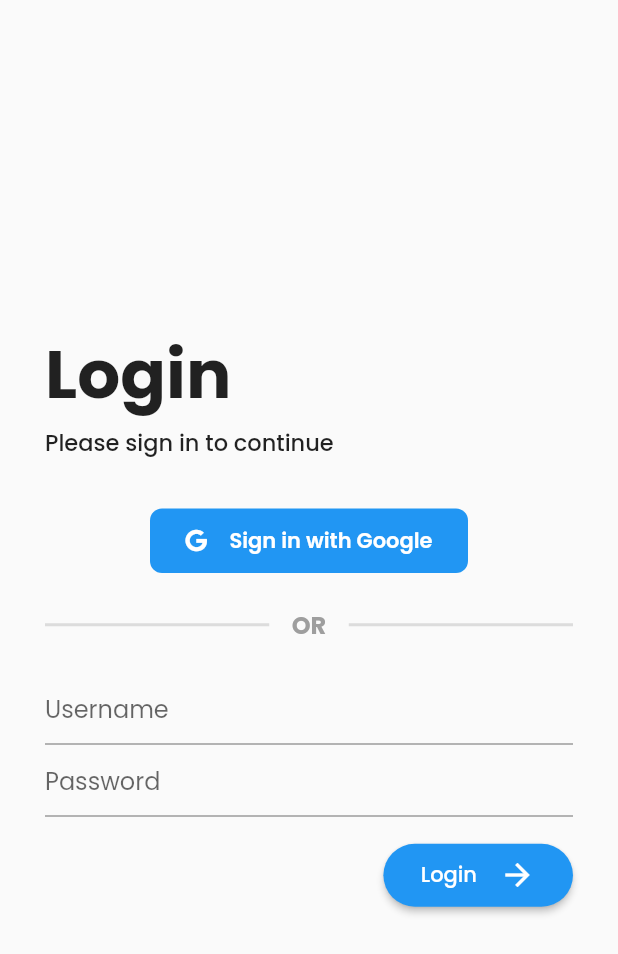
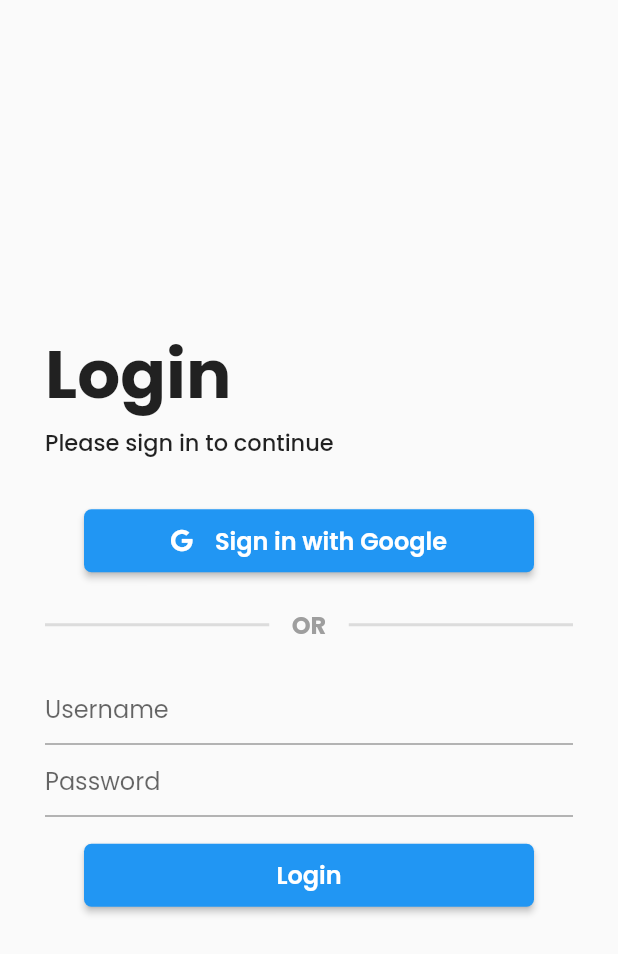
Before and after one commit to je-martinez/2023-flutter-app, a Flutter app: the screen it shows after launch, on a phone screen of 412 x 824 dp. Shown: the top 954 px of the screen. Run offline on Flutter 3.47's test engine with Material 2 defaults, Android fonts, the phone set to English and light mode, and no system bars; drawn by our look-alikes of reactive_forms; our stand-ins replace font_awesome_flutter, google_fonts, google_sign_in.

Commit message:
refactor: logging button

```diff
--- a/lib/layout/auth_layout.dart
+++ b/lib/layout/auth_layout.dart
@@ -133,15 +133,15 @@ class _LoginFormState extends State<_LoginForm> {
                 'required': (error) => "Password is a required field."
               },
             ),
-            Align(
-              alignment: Alignment.bottomRight,
-              child: Padding(
+            Padding(
                 padding: const EdgeInsets.only(top: 15),
                 child: ElevatedButton(
                   onPressed: () {},
                   style: ButtonStyle(
+                      minimumSize:
+                          MaterialStateProperty.all(const Size(300, 30)),
                       shape: MaterialStateProperty.all(RoundedRectangleBorder(
-                            borderRadius: BorderRadius.circular(25)))),
+                          borderRadius: BorderRadius.circular(5)))),
                   child: Padding(
                       padding: const EdgeInsets.all(9),
                       child: Row(
@@ -149,19 +149,12 @@ class _LoginFormState extends State<_LoginForm> {
                         children: [
                           Text(
                             loginButtonTitle,
-                              style: GoogleFonts.poppins(),
-                            ),
-                            const SizedBox(
-                              width: 15,
-                            ),
-                            const Icon(
-                              Icons.arrow_forward,
-                              size: 24.0,
+                            style: GoogleFonts.poppins(
+                                fontSize: 16, fontWeight: FontWeight.w600),
                           ),
                         ],
                       )),
                 )),
-            )
           ],
         ));
   }
@@ -182,37 +175,32 @@ class _SignInOptions extends StatelessWidget {
   Widget build(BuildContext context) {
     return Column(
       children: [
-        Padding(
-          padding: const EdgeInsets.symmetric(horizontal: 70.0),
-          child: TextButton(
+        ElevatedButton(
           onPressed: _handleSignIn,
           style: ButtonStyle(
+              minimumSize: MaterialStateProperty.all(const Size(300, 30)),
               shape: MaterialStateProperty.all(RoundedRectangleBorder(
-                      borderRadius: BorderRadius.circular(8))),
-                  backgroundColor: MaterialStateProperty.all(Colors.blue)),
+                  borderRadius: BorderRadius.circular(5)))),
           child: Padding(
-                  padding:
-                      const EdgeInsets.symmetric(horizontal: 10, vertical: 3),
+              padding: const EdgeInsets.all(9),
               child: Row(
-                      mainAxisAlignment: MainAxisAlignment.center,
-                      crossAxisAlignment: CrossAxisAlignment.center,
+                mainAxisSize: MainAxisSize.min,
                 children: [
-                        const Align(
-                            alignment: Alignment.centerLeft,
-                            child: Padding(
-                                padding: EdgeInsets.only(right: 15),
-                                child: FaIcon(
+                  const FaIcon(
                     FontAwesomeIcons.google,
                     color: Colors.white,
                     size: 15,
-                                ))),
+                  ),
+                  const SizedBox(
+                    width: 15,
+                  ),
                   Text(
                     signInWithGoogleButton,
                     style: GoogleFonts.poppins(
-                              color: Colors.white, fontWeight: FontWeight.w600),
-                          textAlign: TextAlign.center,
-                        )
-                      ]))),
+                        fontSize: 16, fontWeight: FontWeight.w600),
+                  ),
+                ],
+              )),
         ),
         const Padding(
           padding: EdgeInsets.symmetric(vertical: 20),
```
Lines whose indentation alone changed are shown as unchanged.
